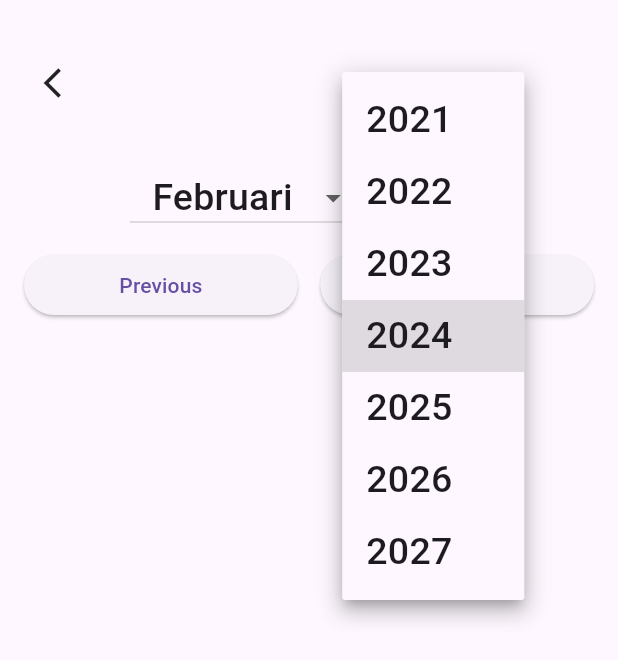
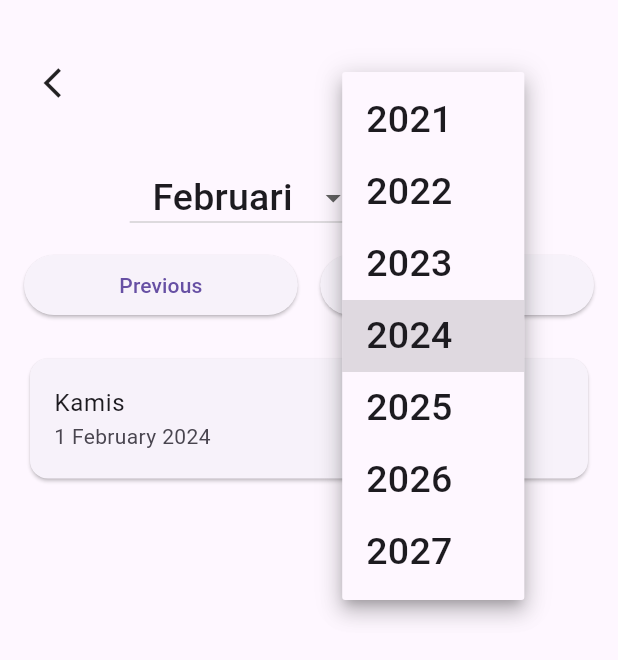
Before and after one commit to Wiratama23/Monitor-Absensi-Murid, a Flutter app: the AttendanceSiswa screen opened by its route, after a tap on an icon or button, on a phone screen of 412 x 824 dp. Shown: the top 660 px of the screen. Run offline on Flutter 3.47's test engine with Material 3 defaults, Android fonts, the phone set to English and light mode, and no system bars; our stand-ins replace get, shared_preferences; missing offline and left inert: dart:ffi; accounts and stored records are empty; network calls fail.

```diff
--- a/lib/screen/attendances/attendance_screen.dart
+++ b/lib/screen/attendances/attendance_screen.dart
@@ -1,6 +1,5 @@
 import 'dart:math' as math;
 
-import 'package:absensi_sd/dummyData.dart';
 import 'package:absensi_sd/routes/routes_name.dart';
 import 'package:absensi_sd/screen/attendances/components/attendance.dart';
 import 'package:absensi_sd/screen/attendances/controller.dart';
@@ -24,7 +23,6 @@ class AttendanceSiswa extends GetView<AttendanceController> {
               padding: const EdgeInsets.only(left: 16.0, top: 8.0),
               child: GestureDetector(
                 onTap: () {
-                  //adding logout function.........
                   Get.toNamed(Names.pageDashboard);
                 },
                 child: SizedBox(
@@ -72,28 +70,6 @@ class AttendanceSiswa extends GetView<AttendanceController> {
                           }
                         }),
                   ]),
-
-                  //     DropdownDatePicker(
-                  //     inputDecoration: InputDecoration(
-                  //         enabledBorder: const OutlineInputBorder(
-                  //           borderSide: BorderSide(color: Colors.grey, width: 1.0),
-                  //         ),
-                  //         border: OutlineInputBorder(
-                  //             borderRadius: BorderRadius.circular(10))), // optional
-                  //     isDropdownHideUnderline: true, // optional
-                  //     startYear: 2023, // optional
-                  //     endYear: 2025, // optional
-                  //     width: 10, // optional
-                  //     selectedMonth: controller.month!.value, // optional
-                  //     selectedYear: controller.year!.value, // optional
-                  //     onChangedMonth: (value) => {
-                  //
-                  //       controller.onChangedMonth(int.parse(value!))
-                  //     },
-                  //     onChangedYear: (value) => controller.onChangedYear(int.parse(value!)),
-                  //     showDay: false,
-                  //     locale: "en"
-                  // ),
                 ),
               ),
             ),
@@ -123,7 +99,7 @@ class AttendanceSiswa extends GetView<AttendanceController> {
                 ],
               ),
             ),
-            Attendance(data: controller.presensi),
+            Attendance(data: controller.presensi,controller: controller),
           ],
         ),
       ),
--- a/lib/screen/attendances/components/attendance.dart
+++ b/lib/screen/attendances/components/attendance.dart
@@ -1,4 +1,7 @@
+import 'package:date_utilities/date_utilities.dart';
 import 'package:flutter/material.dart';
+import 'package:get/get.dart';
+import 'package:intl/intl.dart';
 
 import '../../globalcomponents/build_tile.dart';
 import '../controller.dart';
@@ -7,29 +10,52 @@ class Attendance extends StatelessWidget{
   Attendance({
     Key? key,
     required this.data,
+    required this.controller
   }):super(key:key);
 
-  final List<Map<String, dynamic>> data;
-  final AttendanceController controller = AttendanceController();
+  int i=0;
+  final List<dynamic> data;
+  final AttendanceController controller;
 
   @override
   Widget build(BuildContext context){
       return Expanded(
         child: Padding(
           padding: const EdgeInsets.all(16.0),
-        child: ListView.builder(
+          child:
+          Obx(
+             () =>
+                  ListView.builder(
                 scrollDirection: Axis.vertical,
-            itemCount: data.length,
+                itemCount: controller.itemCount.value, //data.length,
                 itemBuilder: (context, index) {
-              final String status = data[index]["status"].toString();
+                  // var dataPresensi = data[i];
+                  // print("dataPresensi : $dataPresensi");
+                  // DateTime extractedDatang =
+                  //     controller.extractDate(dataPresensi['datang'])!;
+                  // print("extractedDatang : $extractedDatang");
+                  // DateTime extractedPulang =
+                  //     controller.extractDate(dataPresensi['pulang'])!;
+                  // print("extractedPulang : $extractedPulang");
+                  // final String status =
+                  //     controller.cekStatus(extractedDatang, extractedPulang);
+                  // print("Status : $status");
+                  // if (status == "Hadir") i++;
                   return BuildTile(
-                title: data[index]["day"].toString(),
-                subtitle: data[index]["date"],
-                trailing: status,
-                leading: controller.buildLeadingIcon(status),
-                color: controller.genColor(status),
+                    title: DateFormat('EEEE','id').format(DateTime(
+                        controller.currentYear.value,
+                        controller.currentMonthIndex.value + 1,
+                        index + 1)),
+                    //data[0][index]["day"].toString(),
+                    subtitle: DateFormat("d MMMM yyyy").format(DateTime(controller.currentYear.value,
+                            controller.currentMonthIndex.value + 1, index + 1))
+                        .toString(),
+                    // trailing: status,
+                    // leading: controller.buildLeadingIcon(status),
+                    // color: controller.genColor(status),
                   );
                 }),
+          ),
         ),
       );
   }
--- a/lib/screen/attendances/controller.dart
+++ b/lib/screen/attendances/controller.dart
@@ -2,6 +2,7 @@ import 'dart:ffi';
 
 import 'package:flutter/material.dart';
 import 'package:get/get.dart';
+import 'package:intl/date_symbol_data_file.dart';
 import 'package:intl/intl.dart';
 import 'dart:convert';
 
@@ -15,12 +16,15 @@ import '../../routes/routes_name.dart';
 class AttendanceController extends GetxController {
   // final RxInt currentMonthIndex = 5.obs;
   // final RxInt currentYear = 2030.obs;
+  RxInt itemCount = RxInt(0);
   SharedPreferences? shared;
   var token;
-  final RxInt currentMonthIndex = (DateTime.now().month - 1).obs;
-  final RxInt currentYear = DateTime.now().year.obs;
+  RxInt currentMonthIndex = (DateTime.now().month - 1).obs;
+  RxInt currentYear = DateTime.now().year.obs;
+  // final RxInt currentMonthIndex = 8.obs;
+  // final RxInt currentYear = 2023.obs;
   List<int> years = [];
-  List<Map<String, dynamic>> presensi = [];
+  RxList<dynamic> presensi = [].obs;
 
   // List of months
   List<String> months = [
@@ -73,10 +77,40 @@ class AttendanceController extends GetxController {
       currentMonthIndex.value = months.length - 1;
     }
   }
-  //
-  // checkAttendanceToday(){
-  //   pre
-  // }
+
+  String cekStatus(DateTime? datang, DateTime? pulang){
+    String status = "Tidak hadir";
+    if(datang!=null||pulang!=null){
+      if(datang == DateTime.now() || pulang == DateTime.now()){
+        status = "Hadir";
+      }
+    }
+    return status;
+  }
+
+  void currentMonthDays(int year, int month){
+    int days=0;
+    if(DateTime.now().year == year && DateTime.now().month == month){
+      days = DateTime.now().day;
+    } else {
+      days = DateTime(year,month).day;
+    }
+    print("print $days");
+    itemCount.value = days;
+    update();
+    print("itemkon ${itemCount.value}");
+  }
+
+  DateTime? extractDate(String dateTimeString) {
+    if (dateTimeString != null && dateTimeString.isNotEmpty) {
+      DateTime dateTime = DateTime.parse(dateTimeString);
+      print("Extracted Date : ${DateTime(dateTime.year, dateTime.month, dateTime.day)}");
+      return DateTime(dateTime.year, dateTime.month, dateTime.day);
+    } else {
+      print("Extracted Date Error");
+      return null;
+    }
+  }
 
   Widget buildLeadingIcon(String? status) {
     return Icon(
@@ -92,8 +126,8 @@ class AttendanceController extends GetxController {
   static const String urlPresensi = "http://bersekolah.web.id:8002/m_api/load_presensi_individu";
   Future<void> getAttendanceData() async {
     var reqBody = {
-      'tahun':'2023',
-      'bulan': '8'
+      'tahun':'${currentYear}',
+      'bulan': '${currentMonthIndex}'
     };
     var response = await http.post(
         Uri.parse(urlPresensi),
@@ -107,14 +141,8 @@ class AttendanceController extends GetxController {
     var jsonResponse = jsonDecode(response.body);
     print(jsonResponse);
     presensi!.addAll(jsonResponse['data']);
+  }
 
-    // // print(jsonResponse);
-    // print(nisndat);
-    // await shared?.setString('nisn', nisndat['nisn']);
-    // var nisn = shared!.getString('nisn');
-    // print("Nisn: $nisn");
-
-  }
 
   @override
   Future<void> onInit() async {
@@ -122,6 +150,9 @@ class AttendanceController extends GetxController {
     shared = await SharedPreferences.getInstance();
     token = shared!.getString('token');
     getAttendanceData();
+    currentMonthDays(DateTime.now().month - 1, DateTime.now().year);
     print("ini share preferences :$token");
+    // update();
   }
+
 }
--- a/lib/screen/dashboard/controller.dart
+++ b/lib/screen/dashboard/controller.dart
@@ -36,7 +36,5 @@ class DashboardController extends GetxController {
       shared!.remove('userid');
       shared!.remove('userpass');
       Get.offAndToNamed(Names.pageLogin);
-    // if(shared!.containsKey('token')){
-    // }
  }
 }
--- a/lib/screen/dashboard/dashboard_screen.dart
+++ b/lib/screen/dashboard/dashboard_screen.dart
@@ -18,6 +18,7 @@ class DashboardSiswa extends GetView<DashboardController> {
   // String _kelas = DashboardController.kelas;
   // static const String _nis = Dummy.nis;
   // String _images = DashboardController.image;
+  // String _nis =
   static const List<Map<String, String>> presensi = Dummy.presensi;
 
 
@@ -57,6 +58,7 @@ class DashboardSiswa extends GetView<DashboardController> {
                   // kelas: _kelas,
                   image: controller.data.isNotEmpty ? controller.data[0]['foto']  : "unknown",
                   // nis: _nis
+                  nis: controller.data[0]['nisn'],
               ),
             ),
             const SizedBox(height: 5),
--- a/pubspec.yaml
+++ b/pubspec.yaml
@@ -40,6 +40,7 @@ dependencies:
   shared_preferences: ^2.2.2
   datepicker_dropdown: ^0.0.9
   intl: ^0.19.0
+  date_utilities: ^0.1.0-dev-7
 
 dev_dependencies:
   flutter_test:
```
Also changed, not shown: pubspec.lock. Lines whose indentation alone changed are shown as unchanged.
